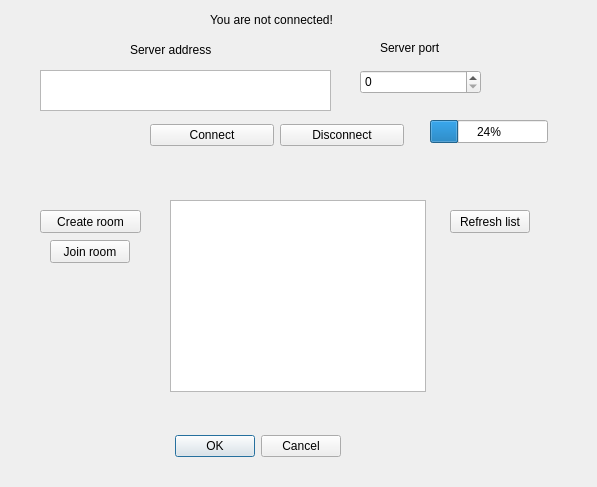
PiotrJTomaszewski/SK2_Projekt, file CheckersClient/connectiondialog.ui: the form before one commit.
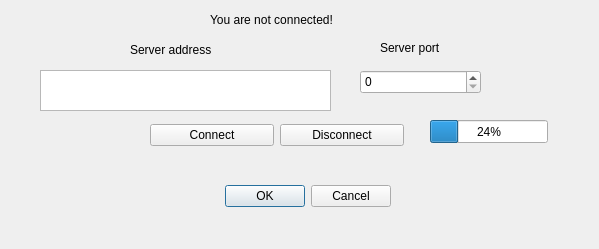
The form after the commit.

Commit message: Rooms seem to be working

The edit to the form file:
```diff
--- a/CheckersClient/connectiondialog.ui
+++ b/CheckersClient/connectiondialog.ui
@@ -6,8 +6,8 @@
    <rect>
     <x>0</x>
     <y>0</y>
-    <width>597</width>
-    <height>487</height>
+    <width>599</width>
+    <height>249</height>
    </rect>
   </property>
   <property name="windowTitle">
@@ -16,8 +16,8 @@
   <widget class="QDialogButtonBox" name="buttonBox">
    <property name="geometry">
     <rect>
-     <x>0</x>
-     <y>430</y>
+     <x>50</x>
+     <y>180</y>
      <width>341</width>
      <height>32</height>
     </rect>
@@ -81,16 +81,6 @@
     </item>
    </layout>
   </widget>
-  <widget class="QListWidget" name="roomsList">
-   <property name="geometry">
-    <rect>
-     <x>170</x>
-     <y>200</y>
-     <width>256</width>
-     <height>192</height>
-    </rect>
-   </property>
-  </widget>
   <widget class="QLabel" name="connectionStatus">
    <property name="geometry">
     <rect>
@@ -104,32 +94,6 @@
     <string>You are not connected!</string>
    </property>
   </widget>
-  <widget class="QPushButton" name="refreshButton">
-   <property name="geometry">
-    <rect>
-     <x>450</x>
-     <y>210</y>
-     <width>80</width>
-     <height>23</height>
-    </rect>
-   </property>
-   <property name="text">
-    <string>Refresh list</string>
-   </property>
-  </widget>
-  <widget class="QPushButton" name="createRoomButton">
-   <property name="geometry">
-    <rect>
-     <x>40</x>
-     <y>210</y>
-     <width>101</width>
-     <height>23</height>
-    </rect>
-   </property>
-   <property name="text">
-    <string>Create room</string>
-   </property>
-  </widget>
   <widget class="QLabel" name="label_2">
    <property name="geometry">
     <rect>
@@ -169,19 +133,6 @@
     <number>24</number>
    </property>
   </widget>
-  <widget class="QPushButton" name="joinRoomButton">
-   <property name="geometry">
-    <rect>
-     <x>50</x>
-     <y>240</y>
-     <width>80</width>
-     <height>23</height>
-    </rect>
-   </property>
-   <property name="text">
-    <string>Join room</string>
-   </property>
-  </widget>
  </widget>
  <resources/>
  <connections>
```
The commit also changes 35 other files.
